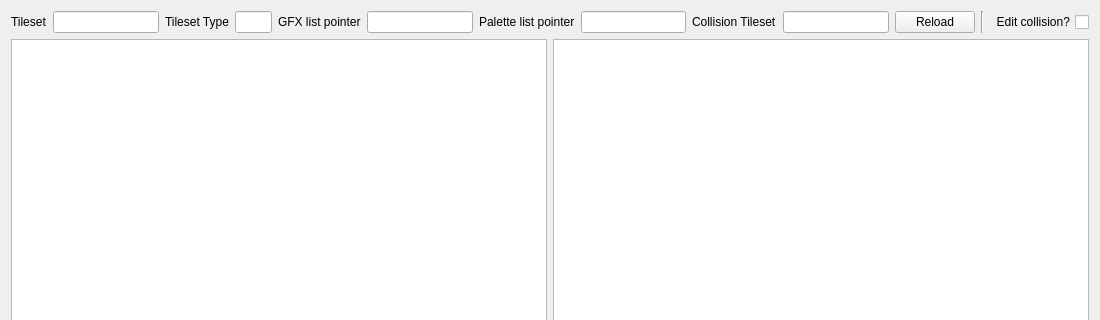
The window that dsvedit/tileset_editor.ui (LagoLunatic/DSVEdit) describes before a commit, drawn with Qt 5; both pictures show x 0 to 1100 and y 0 to 320 of the 1100 by 760 pixel window.
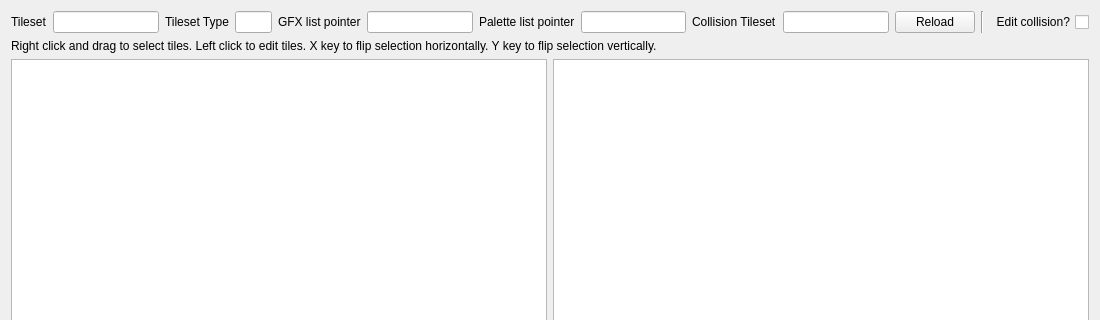
The same window after the commit.

Commit message: Tileset editor: Add text explaining the controls

```diff
--- a/dsvedit/tileset_editor.ui
+++ b/dsvedit/tileset_editor.ui
@@ -99,6 +99,13 @@
      </item>
     </layout>
    </item>
+   <item>
+    <widget class="QLabel" name="label_12">
+     <property name="text">
+      <string>Right click and drag to select tiles. Left click to edit tiles. X key to flip selection horizontally. Y key to flip selection vertically.</string>
+     </property>
+    </widget>
+   </item>
    <item>
     <layout class="QHBoxLayout" name="horizontalLayout_3">
      <item>
```
